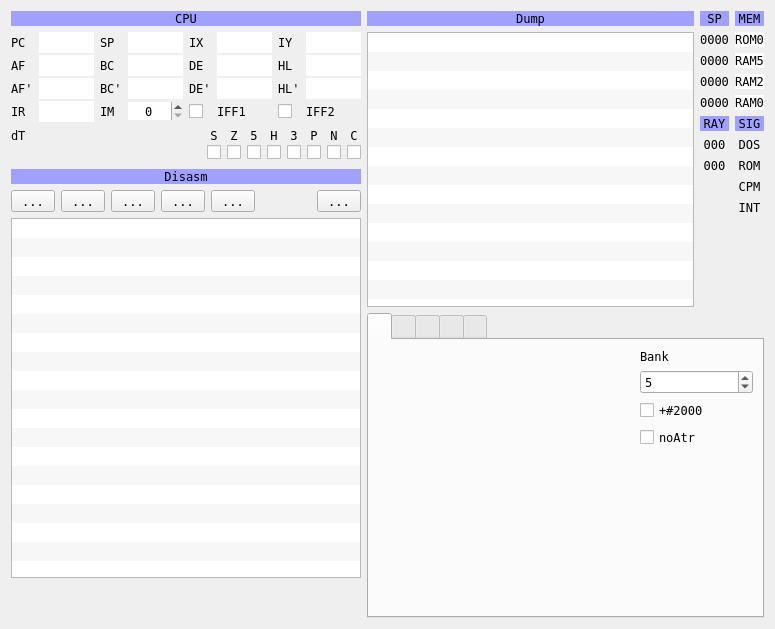
The window that ui/debuger.ui (samstyle/Xpeccy) describes before a commit, drawn with Qt 5.
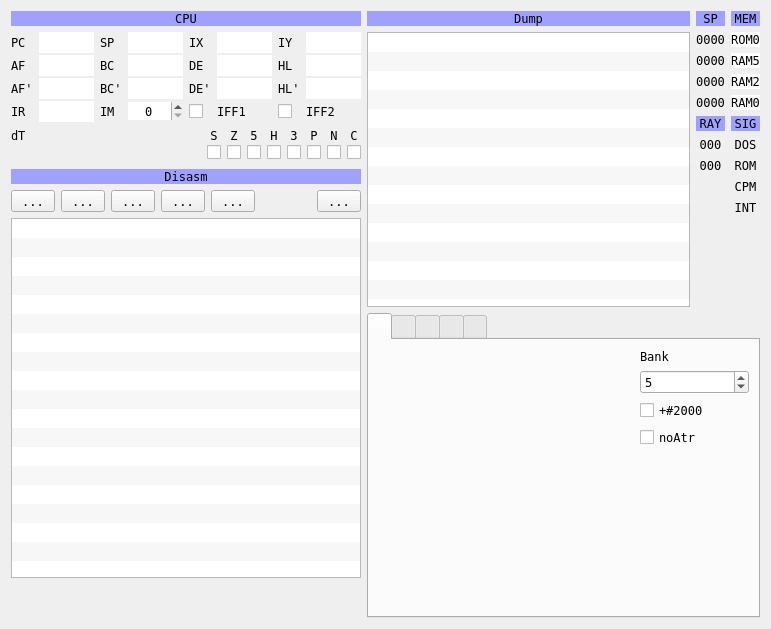
The same window after the commit. Icons and pictures are not drawn. Custom widgets are drawn as their Qt base class.

The edit to the form file:
```diff
--- a/ui/debuger.ui
+++ b/ui/debuger.ui
@@ -9,7 +9,7 @@
    <rect>
     <x>0</x>
     <y>0</y>
-    <width>775</width>
+    <width>771</width>
     <height>614</height>
    </rect>
   </property>
```
Left out of the diff: 20 changed lines with no effect on the pictures.
